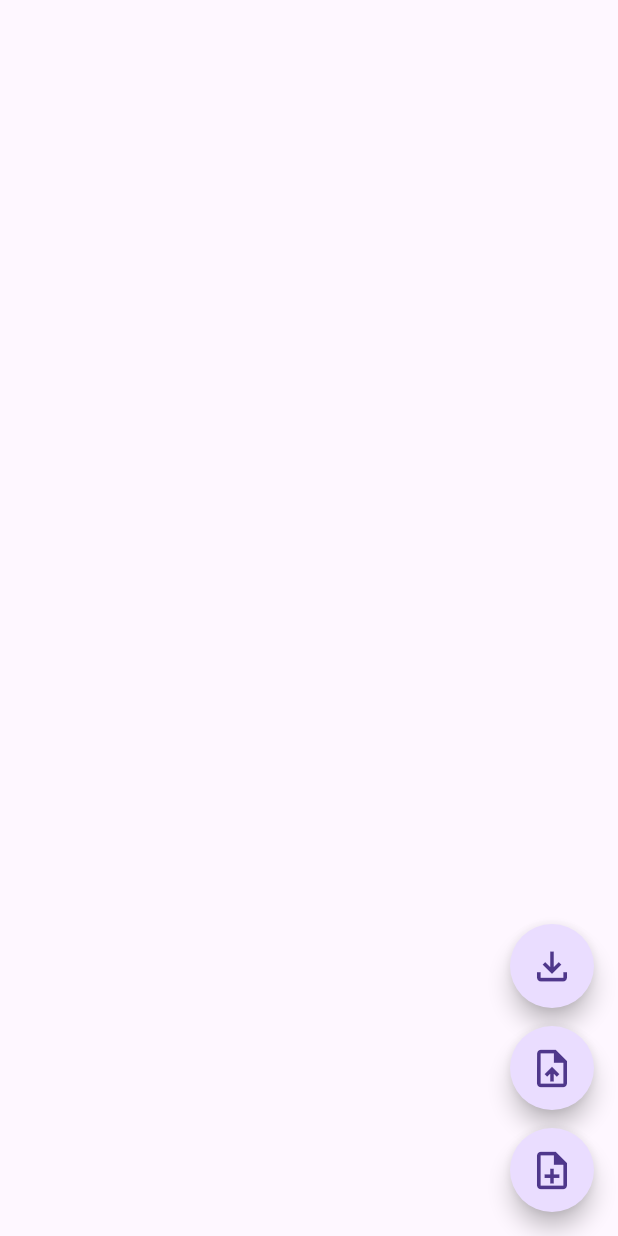
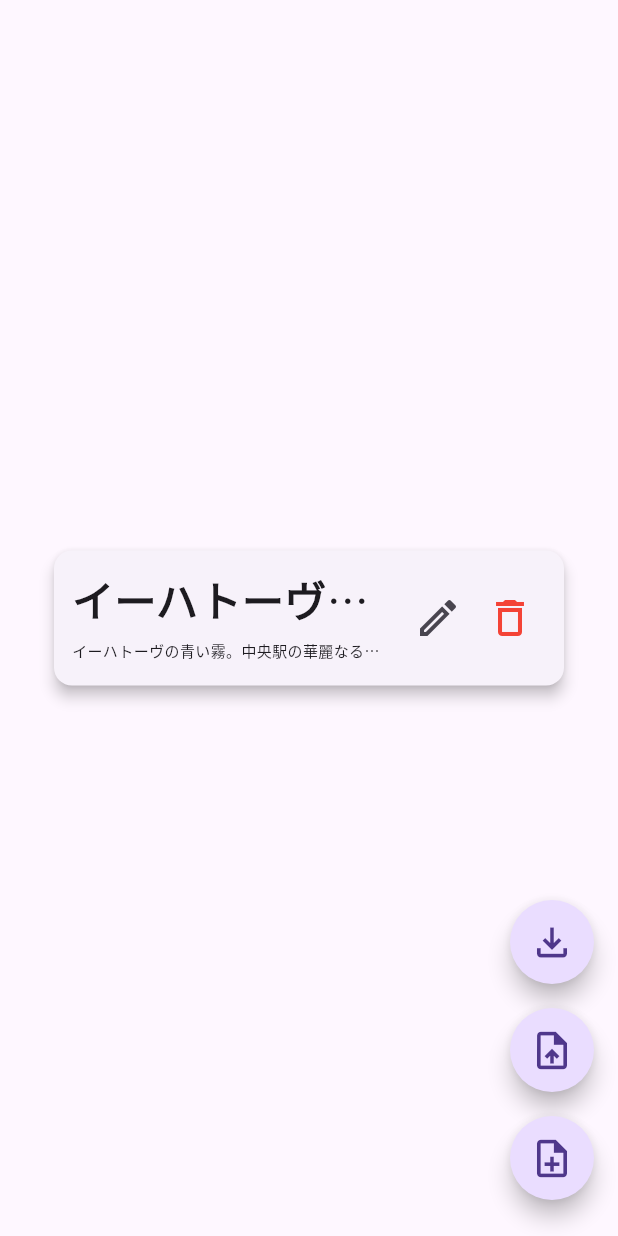
Before and after one commit to kai-tokei/Typist, a Flutter app: the screen it shows after launch, on a phone screen of 412 x 824 dp. Run offline on Flutter 3.47's test engine with Material 3 defaults, Android fonts, the phone set to English and light mode, and no system bars.

Commit message:
fix: flexible message card

```diff
--- a/lib/app.dart
+++ b/lib/app.dart
@@ -30,12 +30,13 @@ class TypistApp extends StatelessWidget {
         colorScheme: ColorScheme.dark(
           primary: Colors.grey.shade800, // 主要な色
           secondary: Colors.grey, // セカンダリ色
-          surface: Colors.white, // 表面色
+          surface: Color(0xFF363636), // 表面色
           error: Colors.red, // エラー色
           onPrimary: Colors.white, // 主要な色の上でのテキスト色
           onSecondary: Colors.white,
           onSurface: Colors.white,
           onBackground: Colors.white,
+          background: Color(0xff1E1E1E),
           onError: Colors.red, // エラー色の上でのテキスト色
         ),
         useMaterial3: true,
--- /dev/null
+++ b/lib/components/message_card.dart
@@ -0,0 +1,82 @@
+import 'package:flutter/material.dart';
+
+class MessageCard extends StatelessWidget {
+  const MessageCard(
+      {super.key,
+      required this.label,
+      required this.overview,
+      required this.edit,
+      required this.trash});
+
+  final String label;
+  final String overview;
+  final VoidCallback edit;
+  final VoidCallback trash;
+
+  final TextStyle labelTextStyle = const TextStyle(
+    fontWeight: FontWeight.bold,
+    fontSize: 28,
+  );
+
+  final TextStyle overviewTextStyle = const TextStyle(
+    fontWeight: FontWeight.normal,
+    fontSize: 10,
+  );
+
+  final Icon editIcon = const Icon(
+    Icons.create_outlined,
+    size: 32,
+  );
+
+  final Icon trashIcon = const Icon(
+    Icons.delete_outline,
+    size: 32,
+    color: Colors.red,
+  );
+
+  @override
+  Widget build(BuildContext context) {
+    return Card(
+      clipBehavior: Clip.hardEdge,
+      elevation: 4,
+      child: InkWell(
+          onTap: edit,
+          child: Container(
+              height: 90,
+              padding: const EdgeInsets.all(12),
+              child: Row(
+                crossAxisAlignment: CrossAxisAlignment.stretch,
+                children: [
+                  Expanded(
+                      child: Column(
+                    children: [
+                      Align(
+                        alignment: Alignment.topLeft,
+                        child: Text(label,
+                            overflow: TextOverflow.ellipsis,
+                            style: labelTextStyle),
+                      ),
+                      const SizedBox(height: 8),
+                      Align(
+                        alignment: Alignment.topLeft,
+                        child: Text(overview,
+                            overflow: TextOverflow.ellipsis,
+                            style: overviewTextStyle),
+                      ),
+                    ],
+                  )),
+                  const Expanded(flex: 0, child: SizedBox()),
+                  const SizedBox(width: 8),
+                  IconButton(
+                    icon: editIcon,
+                    onPressed: edit,
+                  ),
+                  IconButton(
+                    icon: trashIcon,
+                    onPressed: trash,
+                  ),
+                ],
+              ))),
+    );
+  }
+}
--- a/lib/pages/home.dart
+++ b/lib/pages/home.dart
@@ -1,4 +1,5 @@
 import 'package:flutter/material.dart';
+import 'package:typist/components/message_card.dart';
 
 class Home extends StatefulWidget {
   const Home({super.key});
@@ -7,42 +8,67 @@ class Home extends StatefulWidget {
   State<Home> createState() => _Home();
 }
 
+class SystemFloatingButton extends StatelessWidget {
+  const SystemFloatingButton({
+    super.key,
+    required this.hero,
+    required this.onPressed,
+    required this.icons,
+  });
+
+  final String hero;
+  final VoidCallback onPressed;
+  final IconData icons;
+
+  @override
+  Widget build(BuildContext context) {
+    return Container(
+        margin: const EdgeInsets.fromLTRB(0, 8, 0, 8),
+        child: FloatingActionButton(
+          onPressed: onPressed,
+          heroTag: hero,
+          shape:
+              RoundedRectangleBorder(borderRadius: BorderRadius.circular(50)),
+          child: Icon(icons, size: 30),
+        ));
+  }
+}
+
 class _Home extends State<Home> {
   @override
   Widget build(BuildContext context) {
     return Scaffold(
         body: Center(
-          child: Column(
-            mainAxisAlignment: MainAxisAlignment.center,
-            children: <Widget>[],
-          ),
-        ),
+            child: Container(
+                margin: const EdgeInsets.all(32),
+                child: SingleChildScrollView(
+                  child: Column(
+                    mainAxisAlignment: MainAxisAlignment.start,
+                    children: <Widget>[
+                      MessageCard(
+                          label: "イーハトーヴの青い霧。中央駅の",
+                          overview:
+                              "イーハトーヴの青い霧。中央駅の華麗なる緑のアーチイーハトーヴの青い霧。中央駅の華麗なる緑のアーチ",
+                          edit: () {},
+                          trash: () {})
+                    ],
+                  ),
+                ))),
         floatingActionButton: Column(
           mainAxisSize: MainAxisSize.min,
           children: [
-            FloatingActionButton(
-              onPressed: () {},
-              heroTag: "download",
-              shape: RoundedRectangleBorder(
-                  borderRadius: BorderRadius.circular(50)),
-              child: const Icon(Icons.file_download_outlined, size: 30),
-            ),
-            const SizedBox(height: 12),
-            FloatingActionButton(
-              onPressed: () {},
-              heroTag: "upload",
-              shape: RoundedRectangleBorder(
-                  borderRadius: BorderRadius.circular(50)),
-              child: const Icon(Icons.upload_file_outlined, size: 30),
-            ),
-            const SizedBox(height: 12),
-            FloatingActionButton(
-              onPressed: () {},
-              heroTag: "New file",
-              shape: RoundedRectangleBorder(
-                  borderRadius: BorderRadius.circular(50)),
-              child: const Icon(Icons.note_add_outlined, size: 30),
-            ),
+            SystemFloatingButton(
+                hero: "download",
+                onPressed: () {},
+                icons: Icons.file_download_outlined),
+            SystemFloatingButton(
+                hero: "upload",
+                onPressed: () {},
+                icons: Icons.upload_file_outlined),
+            SystemFloatingButton(
+                hero: "new file",
+                onPressed: () {},
+                icons: Icons.note_add_outlined),
           ],
         ));
   }
```
